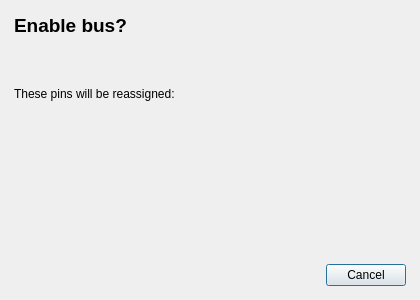
The window that src/dialogs/busremapconfirmationdialog.ui (anpeaco/FreeJoyXConfiguratorQt) describes before a commit, drawn with Qt 5.
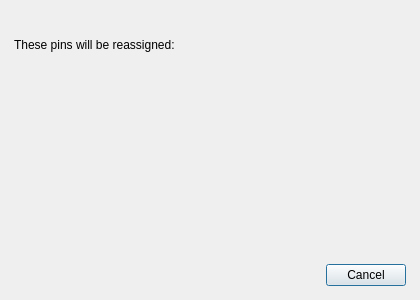
The same window after the commit.

```diff
--- a/src/dialogs/busremapconfirmationdialog.ui
+++ b/src/dialogs/busremapconfirmationdialog.ui
@@ -23,20 +23,11 @@
    <property name="rightMargin"><number>14</number></property>
    <property name="bottomMargin"><number>14</number></property>
    <item>
-    <widget class="QLabel" name="label_Headline">
-     <property name="text"><string notr="true">Enable bus?</string></property>
-     <property name="styleSheet">
-      <string notr="true">font-size:14pt; font-weight:600;</string>
-     </property>
-    </widget>
-   </item>
-   <item>
+    <!-- Hidden anchor: replaced at runtime by makeAlertBanner. No styleSheet so
+         the old non-token banner look can't be reintroduced. -->
     <widget class="QLabel" name="label_Banner">
      <property name="text"><string notr="true"/></property>
      <property name="wordWrap"><bool>true</bool></property>
-     <property name="styleSheet">
-      <string notr="true">padding:8px; border-radius:4px; font-weight:600;</string>
-     </property>
     </widget>
    </item>
    <item>
```
